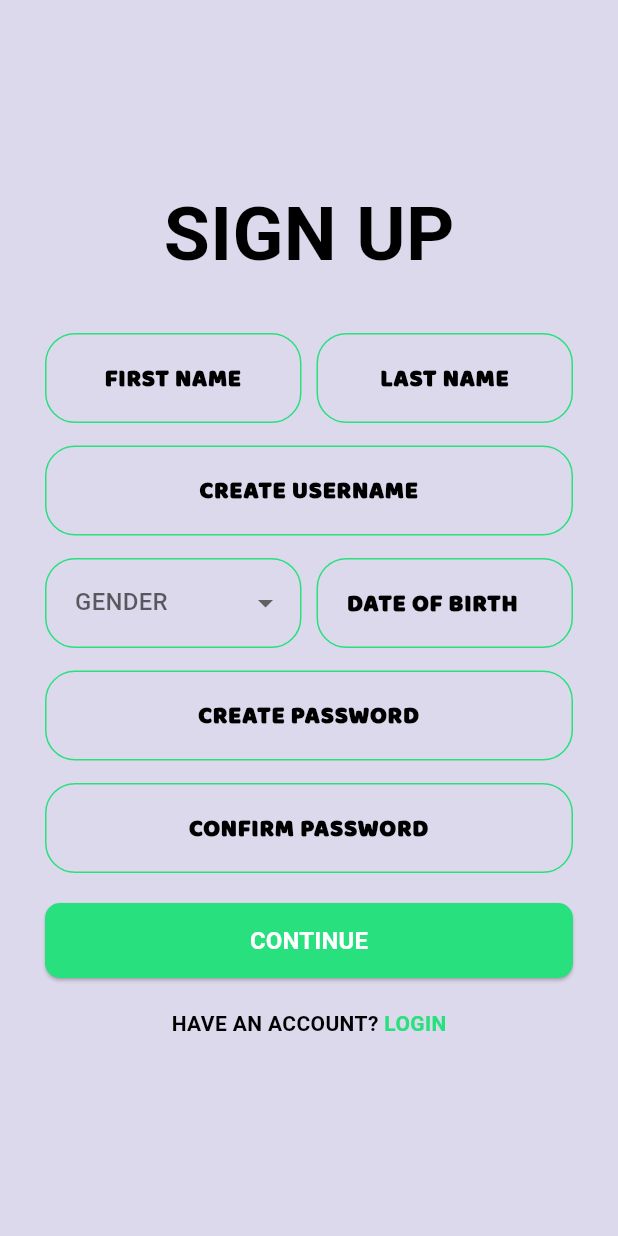
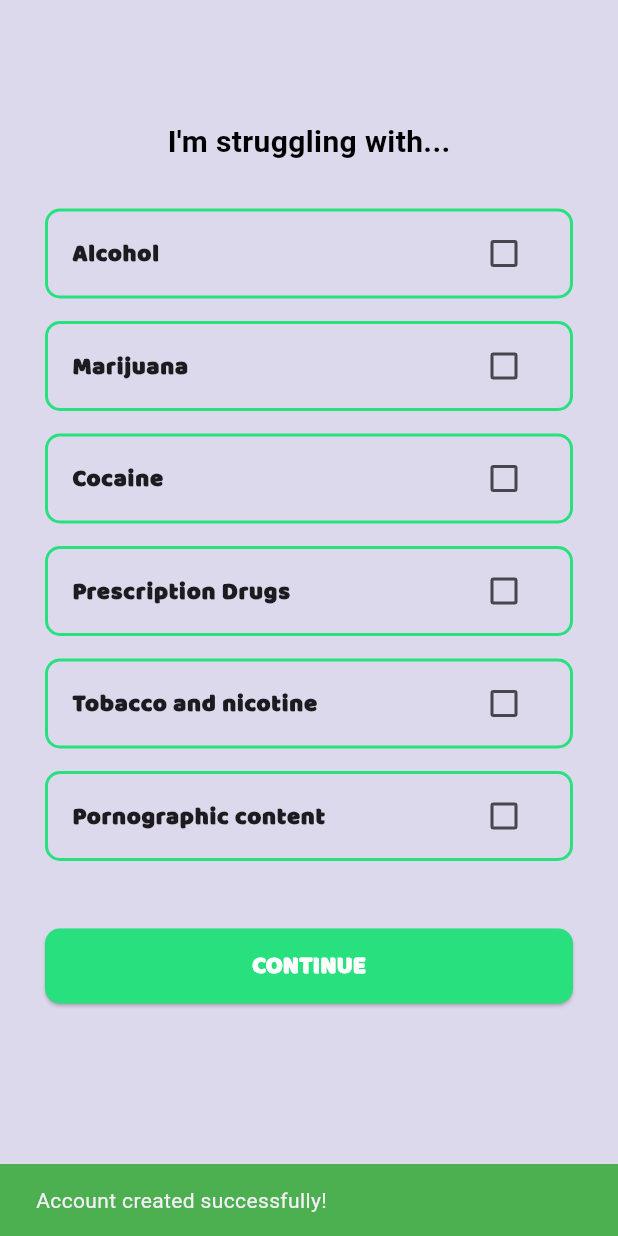
Before and after one commit to PJ2623/addictionAider, a Flutter app: the SignUpPage screen opened directly, after a tap on "CONTINUE", on a phone screen of 412 x 824 dp. Run offline on Flutter 3.47's test engine with Material 3 defaults, Android fonts, the light colour scheme and no system bars; Roboto replaces fonts that are missing (Fatone).

Commit message:
fourth commit

```diff
--- a/lib/screens/login.dart
+++ b/lib/screens/login.dart
@@ -19,8 +19,8 @@ class LoginPage extends StatelessWidget {
           const Text(
             'LOGIN',
             style: TextStyle(
-              fontFamily: 'Baloo', // Applied Baloo font
-              fontSize: 28,
+              fontFamily: 'Baloo',
+              fontSize: 60,
               fontWeight: FontWeight.bold,
               color: Colors.black,
             ),
@@ -42,7 +42,7 @@ class LoginPage extends StatelessWidget {
                           EdgeInsets.symmetric(horizontal: 16, vertical: 14),
                       hintText: 'USERNAME OR EMAIL',
                       hintStyle: TextStyle(
-                        fontFamily: 'Baloo', // Applied Baloo font
+                        fontFamily: 'Baloo',
                         fontWeight: FontWeight.bold,
                         color: Colors.black,
                       ),
@@ -84,7 +84,7 @@ class LoginPage extends StatelessWidget {
                     child: const Text(
                       'LOGIN',
                       style: TextStyle(
-                        fontFamily: 'Baloo', // Applied Baloo font
+                        fontFamily: 'Baloo',
                         fontSize: 16,
                         fontWeight: FontWeight.bold,
                         color: Colors.white,
--- a/lib/screens/signup.dart
+++ b/lib/screens/signup.dart
@@ -1,4 +1,5 @@
 import 'package:addiction_aider/screens/login.dart';
+import 'package:addiction_aider/screens/strugglespage.dart';
 import 'package:flutter/material.dart';
 
 class SignUpPage extends StatefulWidget {
@@ -26,10 +27,22 @@ class _SignUpPageState extends State<SignUpPage> {
       firstDate: DateTime(1900),
       lastDate: DateTime.now(),
     );
-    setState(() {
-      _dobController.text = "${picked?.toLocal()}".split(' ')[0];
-    });
+    if (picked != null) {
+      setState(() {
+        _dobController.text = "${picked.toLocal()}".split(' ')[0];
+      });
     }
+  }
+
+  void _showSuccessMessage() {
+    ScaffoldMessenger.of(context).showSnackBar(
+      const SnackBar(
+        content: Text('Account created successfully!'),
+        backgroundColor: Colors.green,
+        duration: Duration(seconds: 2),
+      ),
+    );
+  }
 
   @override
   Widget build(BuildContext context) {
@@ -41,9 +54,7 @@ class _SignUpPageState extends State<SignUpPage> {
           child: Column(
             crossAxisAlignment: CrossAxisAlignment.center,
             children: [
-              const SizedBox(
-                height: 80,
-              ),
+              const SizedBox(height: 80),
               const Text(
                 'SIGN UP',
                 style: TextStyle(
@@ -69,16 +80,12 @@ class _SignUpPageState extends State<SignUpPage> {
                   Expanded(
                     child: DropdownButtonFormField<String>(
                       value: _selectedGender,
-                      decoration: _inputDecoration(
-                        'GENDER',
-                      ),
+                      decoration: _inputDecoration('GENDER'),
                       items: ['Male', 'Female', 'Other']
                           .map((gender) => DropdownMenuItem(
                                 value: gender,
-                                child: Text(
-                                  gender,
-                                  style: const TextStyle(height: 2),
-                                ),
+                                child: Text(gender,
+                                    style: const TextStyle(height: 2)),
                               ))
                           .toList(),
                       onChanged: (value) {
@@ -114,7 +121,14 @@ class _SignUpPageState extends State<SignUpPage> {
                       borderRadius: BorderRadius.circular(10),
                     ),
                   ),
-                  onPressed: () {},
+                  onPressed: () {
+                    _showSuccessMessage();
+                    Navigator.push(
+                        context,
+                        MaterialPageRoute(
+                            builder: (context) =>
+                                const StrugglesSelectionPage()));
+                  },
                   child: const Text(
                     'CONTINUE',
                     style: TextStyle(
--- /dev/null
+++ b/lib/screens/strugglespage.dart
@@ -0,0 +1,109 @@
+import 'package:flutter/material.dart';
+
+class StrugglesSelectionPage extends StatefulWidget {
+  const StrugglesSelectionPage({super.key});
+
+  @override
+  // ignore: library_private_types_in_public_api
+  _StrugglesSelectionPageState createState() => _StrugglesSelectionPageState();
+}
+
+class _StrugglesSelectionPageState extends State<StrugglesSelectionPage> {
+  final List<String> struggles = [
+    "Alcohol",
+    "Marijuana",
+    "Cocaine",
+    "Prescription Drugs",
+    "Tobacco and nicotine",
+    "Pornographic content"
+  ];
+
+  final Map<String, bool> selectedStruggles = {};
+
+  @override
+  void initState() {
+    super.initState();
+    for (var struggle in struggles) {
+      selectedStruggles[struggle] = false;
+    }
+  }
+
+  @override
+  Widget build(BuildContext context) {
+    return Scaffold(
+      backgroundColor: const Color(0xFFDCD9EC),
+      body: Padding(
+        padding: const EdgeInsets.symmetric(horizontal: 30, vertical: 80),
+        child: Column(
+          crossAxisAlignment: CrossAxisAlignment.center,
+          children: [
+            const Text(
+              "I'm struggling with...",
+              style: TextStyle(
+                fontSize: 20,
+                fontWeight: FontWeight.bold,
+                fontFamily: "Fatone",
+                color: Colors.black,
+              ),
+            ),
+            const SizedBox(height: 30),
+            ...struggles.map((struggle) {
+              return Padding(
+                padding: const EdgeInsets.only(bottom: 15),
+                child: Container(
+                  decoration: BoxDecoration(
+                    border: Border.all(color: const Color(0xFF28E07E), width: 2),
+                    borderRadius: BorderRadius.circular(10),
+                  ),
+                  child: CheckboxListTile(
+                    title: Text(
+                      struggle,
+                      style: const TextStyle(
+                        fontWeight: FontWeight.bold,
+                        fontSize: 16,
+                        fontFamily: "Baloo",
+                      ),
+                    ),
+                    value: selectedStruggles[struggle],
+                    onChanged: (bool? value) {
+                      setState(() {
+                        selectedStruggles[struggle] = value!;
+                      });
+                    },
+                    controlAffinity: ListTileControlAffinity.trailing,
+                    activeColor: const Color(0xFF28E07E),
+                  ),
+                ),
+              );
+            }),
+            const SizedBox(height: 30),
+            SizedBox(
+              width: double.infinity,
+              height: 50,
+              child: ElevatedButton(
+                style: ElevatedButton.styleFrom(
+                  backgroundColor: const Color(0xFF28E07E),
+                  shape: RoundedRectangleBorder(
+                    borderRadius: BorderRadius.circular(10),
+                  ),
+                ),
+                onPressed: () {
+                  // Handle button click
+                },
+                child: const Text(
+                  "CONTINUE",
+                  style: TextStyle(
+                    fontSize: 16,
+                    fontWeight: FontWeight.bold,
+                    color: Colors.white,
+                    fontFamily: "Baloo",
+                  ),
+                ),
+              ),
+            ),
+          ],
+        ),
+      ),
+    );
+  }
+}
```
